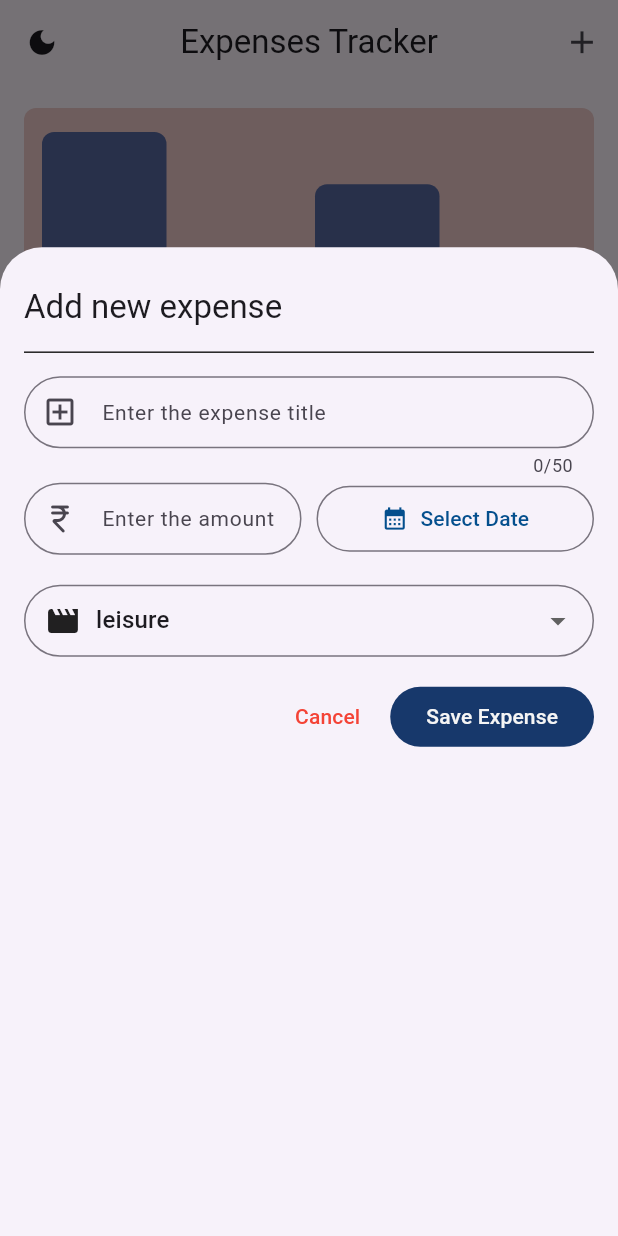
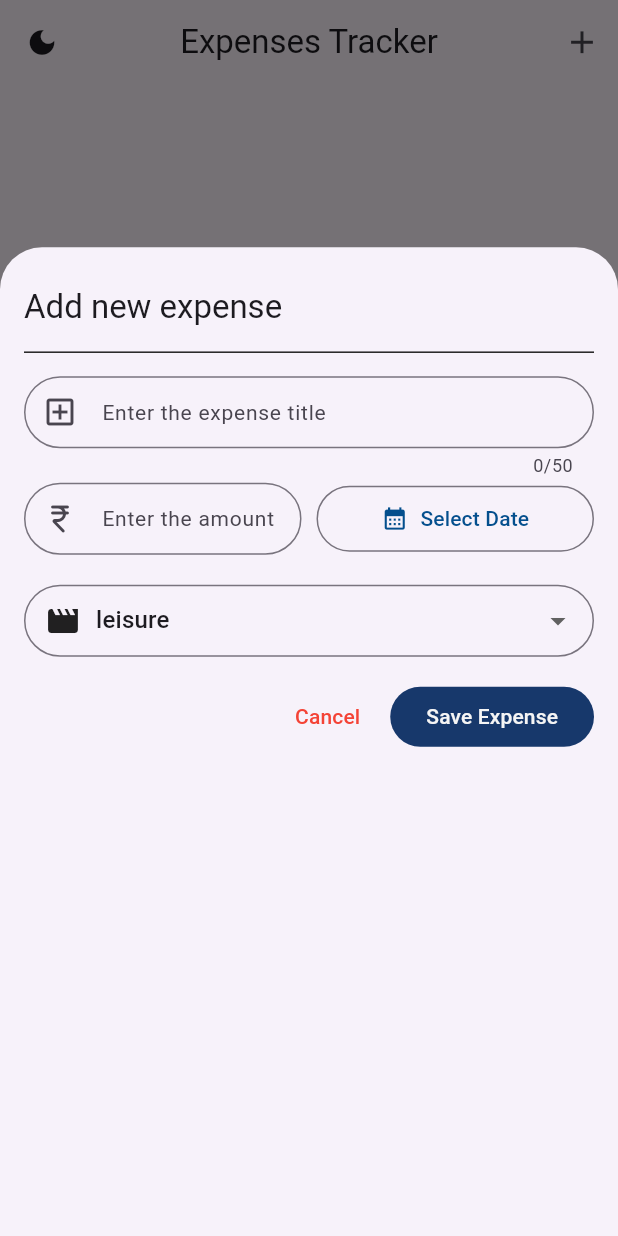
Before and after one commit to Smit-1103/expense_tracker, a Flutter app: the screen it shows after launch, after a tap on the "add" icon, on a phone screen of 412 x 824 dp. Run offline on Flutter 3.47's test engine with Material 3 defaults, Android fonts, the phone set to English and light mode, and no system bars; our stand-ins replace lottie, shared_preferences.

```diff
--- a/lib/models/expense.dart
+++ b/lib/models/expense.dart
@@ -1,9 +1,11 @@
+import 'dart:convert';
+
 import 'package:flutter/material.dart';
 import 'package:intl/intl.dart';
+import 'package:shared_preferences/shared_preferences.dart'; // Import the shared_preferences package
 import 'package:uuid/uuid.dart';
 
 final formatter = DateFormat.yMd();
-
 const uuid = Uuid();
 
 enum Category { food, travel, leisure, work }
@@ -32,6 +34,47 @@ class Expense {
   String get formattedDate {
     return formatter.format(date);
   }
+
+  Map<String, dynamic> toJson() => {
+        'amount': amount,
+        'date': date.toString(),
+        'title': title,
+        'category': category.toString(),
+      };
+
+  factory Expense.fromJson(Map<String, dynamic> json) => Expense(
+        amount: json['amount'],
+        date: DateTime.parse(json['date']),
+        title: json['title'],
+        category: Category.values.firstWhere((e) {
+          return e.toString() == json['category'];
+        }),
+      );
+
+  // Function to save the expenses list to SharedPreferences
+  static Future<void> saveExpenses(List<Expense> expenses) async {
+    final prefs = await SharedPreferences.getInstance();
+    final List<String> encodedExpenses =
+        expenses.map((e) => jsonEncode(e.toJson())).toList();
+    print('encoded string : $encodedExpenses');
+    await prefs.setStringList('expenses', encodedExpenses);
+    var tempExpense = await prefs.getStringList('expenses');
+    print('get expense : $tempExpense');
+  }
+
+  // Function to load the expenses list from SharedPreferences
+  static Future<List<Expense>> loadExpenses() async {
+    final prefs = await SharedPreferences.getInstance();
+    final List<String>? encodedExpenses = prefs.getStringList('expenses');
+    print('Loaded expenses : $encodedExpenses ');
+    if (encodedExpenses == null) {
+      return [];
+    }
+    return encodedExpenses
+        .map((String encodedExpense) =>
+            Expense.fromJson(jsonDecode(encodedExpense)))
+        .toList();
+  }
 }
 
 class ExpenseBucket {
@@ -41,6 +84,7 @@ class ExpenseBucket {
       : expenses = allExpenses
             .where((expense) => expense.category == category)
             .toList();
+
   final Category category;
   final List<Expense> expenses;
 
@@ -52,73 +96,3 @@ class ExpenseBucket {
     return sum;
   }
 }
-
-// import 'package:flutter/material.dart';
-// import 'package:intl/intl.dart';
-// import 'package:uuid/uuid.dart';
-
-// final formatter = DateFormat.yMd();
-
-// const uuid = Uuid();
-
-// enum Category { food, travel, leisure, work }
-
-// const categoryIcons = {
-//   Category.food: Icons.lunch_dining,
-//   Category.travel: Icons.flight_takeoff,
-//   Category.leisure: Icons.movie,
-//   Category.work: Icons.work,
-// };
-
-// class Expense {
-//   Expense({
-//     required this.amount,
-//     required this.date,
-//     required this.title,
-//     required this.category,
-//   }) : id = uuid.v4();
-
-//   final String id;
-//   final String title;
-//   final double amount;
-//   final DateTime date;
-//   final Category category;
-
-//   String get formattedDate {
-//     return formatter.format(date);
-//   }
-
-//   // Added for JSON serialization/deserialization
-//   Map<String, dynamic> toJson() => {
-//         'amount': amount,
-//         'date': date.toString(),
-//         'title': title,
-//         'category': category.toString(),
-//       };
-
-//   factory Expense.fromJson(Map<String, dynamic> json) => Expense(
-//         amount: json['amount'],
-//         date: DateTime.parse(json['date']),
-//         title: json['title'],
-//         category: Category.values.byName(json['category']),
-//       );
-// }
-
-// class ExpenseBucket {
-//   const ExpenseBucket({required this.category, required this.expenses});
-
-//   ExpenseBucket.forCategory(List<Expense> allExpenses, this.category)
-//       : expenses = allExpenses
-//             .where((expense) => expense.category == category)
-//             .toList();
-//   final Category category;
-//   final List<Expense> expenses;
-
-//   double get totalExpenses {
-//     double sum = 0;
-//     for (final expense in expenses) {
-//       sum += expense.amount;
-//     }
-//     return sum;
-//   }
-// }
--- a/lib/widgets/expense_item.dart
+++ b/lib/widgets/expense_item.dart
@@ -1,4 +1,3 @@
-
 import 'package:expense_tracker/models/expense.dart';
 import 'package:flutter/material.dart';
 
@@ -32,7 +31,6 @@ class ExpenseItem extends StatelessWidget {
                   : const Color.fromARGB(255, 30, 71, 138),
               size: 20,
             ),
-
             const SizedBox(width: 8),
             Text(expense.formattedDate),
           ],
--- a/lib/widgets/expenses.dart
+++ b/lib/widgets/expenses.dart
@@ -1,3 +1,4 @@
+// Import necessary packages and files
 import 'package:expense_tracker/constants.dart';
 import 'package:expense_tracker/models/expense.dart';
 import 'package:expense_tracker/widgets/chart/chart.dart';
@@ -6,6 +7,7 @@ import 'package:expense_tracker/widgets/new_expense.dart';
 import 'package:flutter/material.dart';
 import 'package:lottie/lottie.dart';
 import 'package:provider/provider.dart';
+import 'package:shared_preferences/shared_preferences.dart';
 
 import '../main.dart';
 
@@ -19,39 +21,41 @@ class Expenses extends StatefulWidget {
 }
 
 class _ExpensesState extends State<Expenses> {
-  final List<Expense> _registeredExpenses = [
-    Expense(
-      amount: 19.99,
-      date: DateTime.now(),
-      title: "Flight ticket",
-      category: Category.travel,
-    ),
-    Expense(
-      amount: 29,
-      date: DateTime.now(),
-      title: "Restaurant",
-      category: Category.food,
-    ),
-  ];
+  List<Expense> _registeredExpenses = [];
+
+  // Load expenses from SharedPreferences when the widget initializes
+  @override
+  void initState() {
+    super.initState();
+    _loadExpenses();
+  }
+
+  void _loadExpenses() async {
+    _registeredExpenses = await Expense.loadExpenses();
+    setState(() {});
+  }
 
   void _openAddExpensesOverlay() {
     showModalBottomSheet(
       isScrollControlled: true,
       context: context,
       builder: (ctx) => FractionallySizedBox(
-        heightFactor: 4 / 5, // Adjust the fraction as needed
+        heightFactor: 4 / 5,
         child: NewExpense(onAddExpense: _addExpense),
       ),
     );
   }
 
-  void _addExpense(Expense expense) {
+  void _addExpense(Expense expense) async {
     setState(() {
       _registeredExpenses.add(expense);
     });
+
+    // Save the updated expenses list to SharedPreferences
+    await Expense.saveExpenses(_registeredExpenses);
   }
 
-  void _removeExpense(Expense expense) {
+  void _removeExpense(Expense expense) async {
     final expenseIndex = _registeredExpenses.indexOf(expense);
     setState(() {
       _registeredExpenses.remove(expense);
@@ -64,19 +68,26 @@ class _ExpensesState extends State<Expenses> {
         content: const Text('Expense deleted.'),
         action: SnackBarAction(
           label: 'Undo',
-          onPressed: () {
+          onPressed: () async {
             setState(() {
               _registeredExpenses.insert(expenseIndex, expense);
             });
+
+            // Save the updated expenses list to SharedPreferences
+            await Expense.saveExpenses(_registeredExpenses);
           },
         ),
       ),
     );
+
+    // Save the updated expenses list to SharedPreferences
+    await Expense.saveExpenses(_registeredExpenses);
   }
 
   @override
   Widget build(BuildContext context) {
     final width = MediaQuery.of(context).size.width;
+
     return Scaffold(
       appBar: AppBar(
         leading: Consumer<ThemeProvider>(
@@ -114,7 +125,6 @@ class _ExpensesState extends State<Expenses> {
           )
         ],
       ),
-
       body: width < 600
           ? Column(
               children: [
```
Also changed, not shown: lib/widgets/new_expense.dart (+5 -3 lines), 1 other file. Lines whose indentation alone changed are shown as unchanged.
